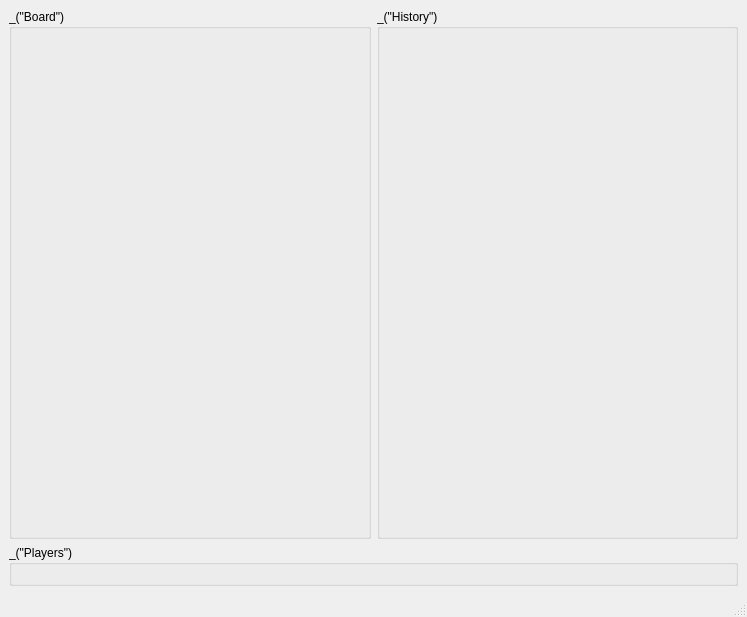
This is qt/ui/main_window.ui in cjlano/eliot as Qt 5 draws it before an edit. The edited form follows.
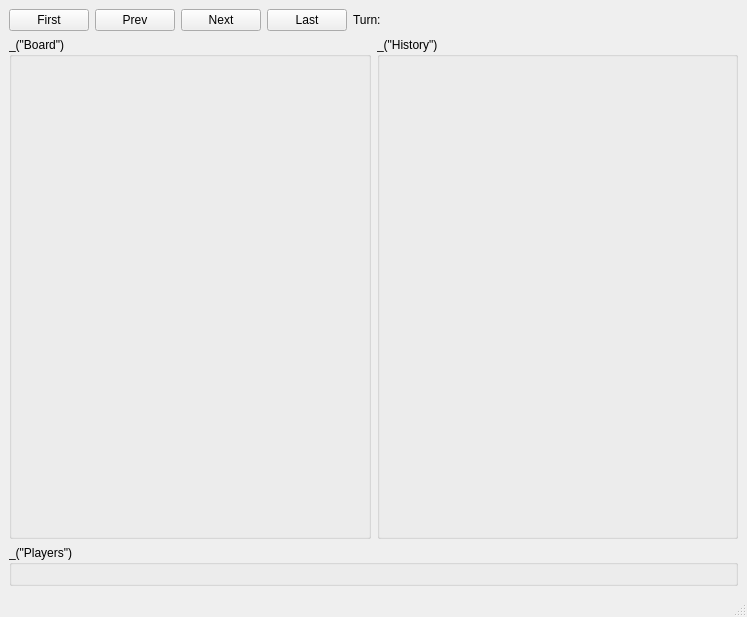
This is the edited form. Icons and pictures are not drawn.

Commit message: - Fixed compilation in debug mode  - Centralized navigation in the game history in the Navigation class  - The Qt interface now has (very) basic controls to navigate in the history.

Patch:
```diff
--- a/qt/ui/main_window.ui
+++ b/qt/ui/main_window.ui
@@ -17,15 +17,59 @@
     <normaloff>:/images/eliot.xpm</normaloff>:/images/eliot.xpm</iconset>
   </property>
   <widget class="QWidget" name="centralwidget" >
-   <property name="geometry" >
-    <rect>
-     <x>0</x>
-     <y>26</y>
-     <width>747</width>
-     <height>568</height>
-    </rect>
-   </property>
    <layout class="QVBoxLayout" >
+    <item>
+     <layout class="QHBoxLayout" name="horizontalLayout" >
+      <item>
+       <widget class="QPushButton" name="buttonFirst" >
+        <property name="text" >
+         <string>First</string>
+        </property>
+       </widget>
+      </item>
+      <item>
+       <widget class="QPushButton" name="buttonPrev" >
+        <property name="text" >
+         <string>Prev</string>
+        </property>
+       </widget>
+      </item>
+      <item>
+       <widget class="QPushButton" name="buttonNext" >
+        <property name="text" >
+         <string>Next</string>
+        </property>
+       </widget>
+      </item>
+      <item>
+       <widget class="QPushButton" name="buttonLast" >
+        <property name="text" >
+         <string>Last</string>
+        </property>
+       </widget>
+      </item>
+      <item>
+       <widget class="QLabel" name="labelTurnNb" >
+        <property name="text" >
+         <string>Turn: </string>
+        </property>
+       </widget>
+      </item>
+      <item>
+       <spacer name="horizontalSpacer" >
+        <property name="orientation" >
+         <enum>Qt::Horizontal</enum>
+        </property>
+        <property name="sizeHint" stdset="0" >
+         <size>
+          <width>40</width>
+          <height>20</height>
+         </size>
+        </property>
+       </spacer>
+      </item>
+     </layout>
+    </item>
     <item>
      <layout class="QHBoxLayout" >
       <item>
```
Left out of the diff: 14 changed lines with no effect on the pictures. The commit also changes 13 other files.
